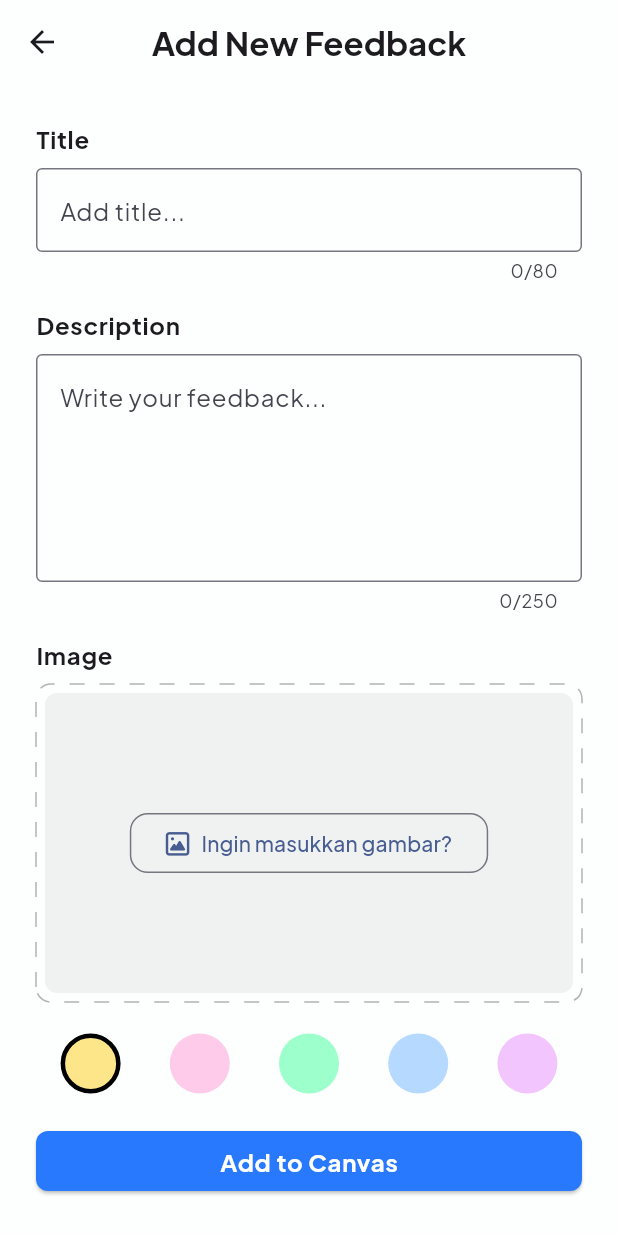
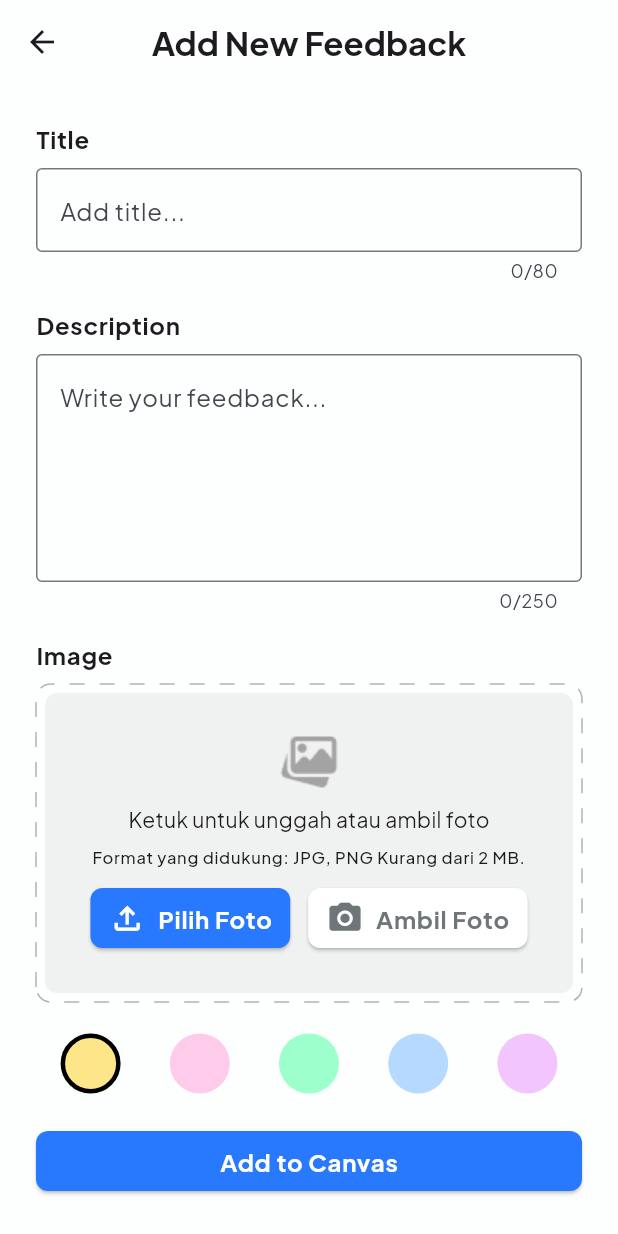
Before and after one commit to NotDaniArya/community_feedback, a Flutter app: the AddNote screen opened directly, on a phone screen of 412 x 824 dp. Run offline on Flutter 3.47's test engine with Material 3 defaults, Android fonts, the phone set to English and light mode, and no system bars; drawn by our look-alikes of dotted_border; our stand-ins replace cached_network_image, dartz, drift, equatable, flutter_animate, flutter_bloc and 7 more; accounts and stored records are empty; generated files the repository leaves out were written again.

Commit message:
refactor: mengubah tampilan pilih gambar

```diff
--- a/lib/features/notes/presentation/screens/widgets/notes_image_picker.dart
+++ b/lib/features/notes/presentation/screens/widgets/notes_image_picker.dart
@@ -2,6 +2,7 @@ import 'dart:io';
 
 import 'package:community_feedback/utils/constant/colors.dart';
 import 'package:community_feedback/utils/constant/sizes.dart';
+import 'package:community_feedback/utils/shared_widgets/button_radius_eight.dart';
 import 'package:flutter/material.dart';
 import 'package:font_awesome_flutter/font_awesome_flutter.dart';
 import 'package:image_cropper/image_cropper.dart';
@@ -10,7 +11,7 @@ import 'package:image_picker/image_picker.dart';
 class NotesImagePicker extends StatefulWidget {
   const NotesImagePicker({super.key, required this.onImageSelected});
 
-  final void Function(File image) onImageSelected;
+  final void Function(File? image) onImageSelected;
 
   @override
   State<NotesImagePicker> createState() => _NotesImagePickerState();
@@ -98,53 +99,120 @@ class _NotesImagePickerState extends State<NotesImagePicker> {
                   ),
                 ),
                 child: Align(
-                  child: ElevatedButton(
-                    style: ElevatedButton.styleFrom(
-                      padding: const EdgeInsetsGeometry.symmetric(
-                        horizontal: 12,
-                        vertical: 8,
-                      ),
-                      backgroundColor: Colors.black.withOpacity(0.3),
-                      shape: RoundedRectangleBorder(
-                        borderRadius: BorderRadiusGeometry.circular(12),
-                      ),
-                    ),
-                    onPressed: () => _showImagesourceSheet(context),
+                  alignment: Alignment.center,
                   child: Row(
                     mainAxisSize: MainAxisSize.min,
                     children: [
+                      ButtonRadiusEight(
+                        textTheme,
+                        bgColor: Colors.white,
+                        textColor: TColors.secondaryText,
+                        child: [
                           const FaIcon(
                             FontAwesomeIcons.penToSquare,
-                          color: Colors.white,
-                          size: 20,
+                            size: 25,
+                            color: TColors.secondaryText,
                           ),
                           const SizedBox(width: TSizes.smallSpace),
                           Text(
-                          'Ganti gambar',
-                          style: textTheme.labelMedium!.copyWith(
+                            'Ganti',
+                            style: textTheme.bodyLarge!.copyWith(
+                              color: TColors.secondaryText,
+                              fontWeight: FontWeight.bold,
+                            ),
+                          ),
+                        ],
+                        onPressed: () {
+                          _showImagesourceSheet(context);
+                        },
+                      ),
+                      const SizedBox(width: TSizes.mediumSpace),
+                      ButtonRadiusEight(
+                        textTheme,
+                        bgColor: Colors.red,
+                        textColor: Colors.white,
+                        child: [
+                          Text(
+                            'Hapus',
+                            style: textTheme.bodyLarge!.copyWith(
                               color: Colors.white,
+                              fontWeight: FontWeight.bold,
                             ),
+                          ),
+                        ],
+                        onPressed: () {
+                          setState(() {
+                            _pickedImageFile = null;
+                          });
+                          widget.onImageSelected(null);
+                        },
                       ),
                     ],
                   ),
                 ),
+              )
+            : Column(
+                mainAxisSize: MainAxisSize.min,
+                crossAxisAlignment: CrossAxisAlignment.center,
+                children: [
+                  Image.asset('assets/icons/pick_image.png'),
+                  const SizedBox(height: TSizes.smallSpace),
+                  Text(
+                    'Ketuk untuk unggah atau ambil foto',
+                    style: textTheme.bodyMedium,
                   ),
-              )
-            : OutlinedButton(
-                style: OutlinedButton.styleFrom(
-                  shape: const RoundedRectangleBorder(
-                    borderRadius: BorderRadius.all(Radius.circular(12)),
+                  const SizedBox(height: TSizes.smallSpace),
+                  Text(
+                    'Format yang didukung: JPG, PNG Kurang dari 2 MB.',
+                    style: textTheme.labelSmall,
+                    textAlign: TextAlign.center,
+                  ),
+                  const SizedBox(height: TSizes.smallSpace),
+                  Row(
+                    mainAxisAlignment: MainAxisAlignment.center,
+                    children: [
+                      ButtonRadiusEight(
+                        textTheme,
+                        child: [
+                          const Icon(Icons.file_upload_outlined, size: 25),
+                          const SizedBox(width: TSizes.smallSpace),
+                          Text(
+                            'Pilih Foto',
+                            style: textTheme.bodyLarge!.copyWith(
+                              color: Colors.white,
+                              fontWeight: FontWeight.bold,
                             ),
                           ),
-                onPressed: () => _showImagesourceSheet(context),
-                child: const Row(
-                  mainAxisSize: MainAxisSize.min,
-                  children: [
-                    FaIcon(FontAwesomeIcons.image),
-                    SizedBox(width: TSizes.smallSpace),
-                    Text('Ingin masukkan gambar?'),
+                        ],
+                        bgColor: TColors.primaryColor,
+                        textColor: Colors.white,
+                        onPressed: () => _pickImage(ImageSource.gallery),
+                      ),
+                      const SizedBox(width: TSizes.mediumSpace),
+                      ButtonRadiusEight(
+                        textTheme,
+                        child: [
+                          const Icon(
+                            Icons.camera_alt_rounded,
+                            size: 25,
+                            color: TColors.secondaryText,
+                          ),
+                          const SizedBox(width: TSizes.smallSpace),
+                          Text(
+                            'Ambil Foto',
+                            style: textTheme.bodyLarge!.copyWith(
+                              color: TColors.secondaryText,
+                              fontWeight: FontWeight.bold,
+                            ),
+                          ),
+                        ],
+                        bgColor: Colors.white,
+                        textColor: TColors.secondaryText,
+                        onPressed: () => _pickImage(ImageSource.gallery),
+                      ),
                     ],
                   ),
+                ],
               ),
       ],
     );
```
Lines whose indentation alone changed are shown as unchanged.
